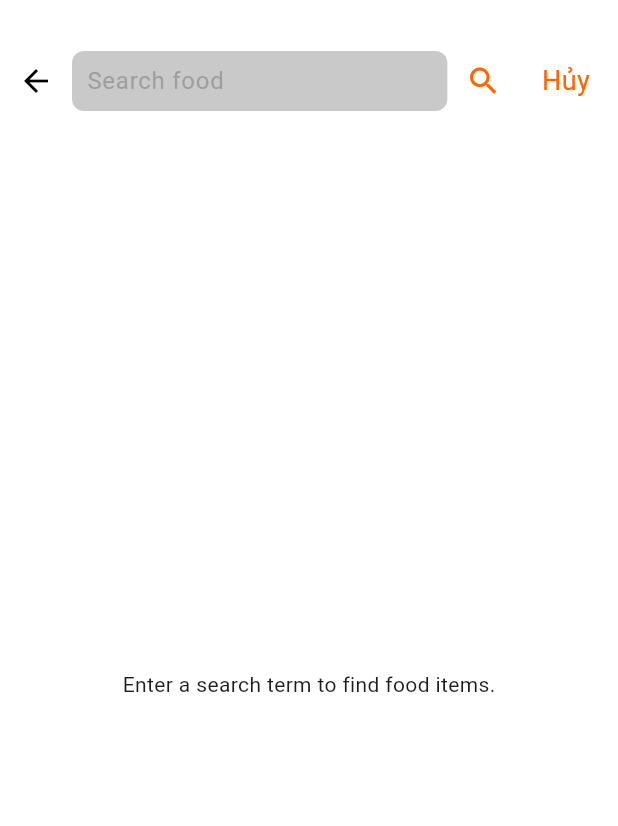
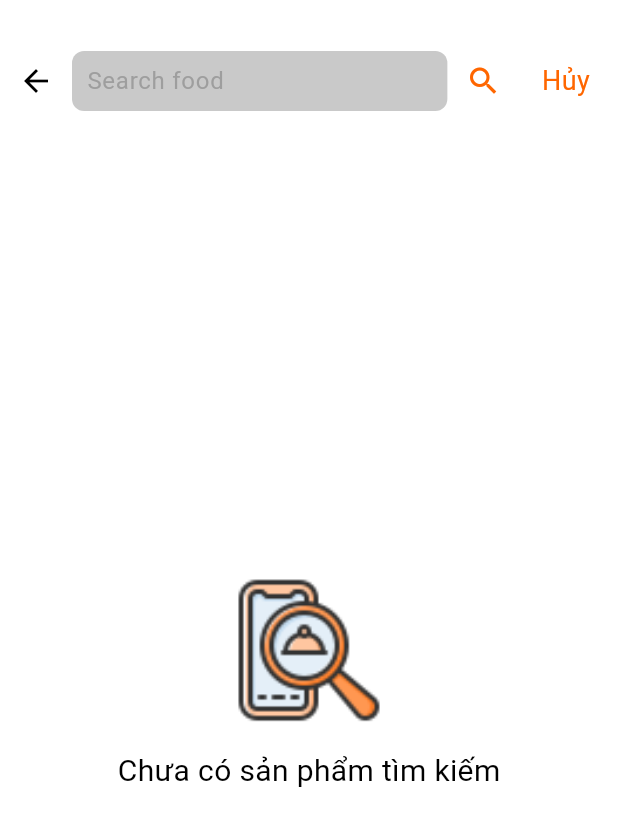
Before and after one commit to Project-1-App-order/FE-APP, a Flutter app: the SearchScreen screen opened directly, on a phone screen of 412 x 824 dp. Shown: the top 826 px of the screen. Run offline on Flutter 3.47's test engine with Material 3 defaults, Android fonts, the phone set to English and light mode, and no system bars; our stand-ins replace bloc, connectivity_plus, equatable, flutter_bloc, flutter_otp_text_field, fluttertoast and 2 more; accounts and stored records are empty; network calls fail.

Commit message:
Update Internet And Search

```diff
--- a/lib/screen/Search/SearchScreens.dart
+++ b/lib/screen/Search/SearchScreens.dart
@@ -40,7 +40,8 @@ class _SearchScreenState extends State<SearchScreen> {
     setState(() {
       _isSearching = true;
       if (_selectedStartPrice != null && _selectedEndPrice != null) {
-        print('Searching with filter: ${_searchController.text} - $_selectedStartPrice - $_selectedEndPrice');
+        print(
+            'Searching with filter: ${_searchController.text} - $_selectedStartPrice - $_selectedEndPrice');
         // When price filter is applied
         _searchResults = _foodRepository.getFoodByNameAndFilter(
           _searchController.text,
@@ -56,6 +57,7 @@ class _SearchScreenState extends State<SearchScreen> {
   }
 
   void _openFilterMenu() {
+    FocusScope.of(context).unfocus();
     _scaffoldKey.currentState?.openEndDrawer();
   }
 
@@ -65,7 +67,8 @@ class _SearchScreenState extends State<SearchScreen> {
       _selectedEndPrice = endPrice;
     });
 
-    String searchText = _searchController.text; // Lưu giá trị trước khi tìm kiếm
+    String searchText =
+        _searchController.text; // Lưu giá trị trước khi tìm kiếm
 
     _performSearch();
 
@@ -84,12 +87,13 @@ class _SearchScreenState extends State<SearchScreen> {
         crossAxisAlignment: CrossAxisAlignment.start,
         children: [
           Padding(
-            padding: const EdgeInsets.only(left: 0, right: 15, top: 30, bottom: 10),
+            padding:
+                const EdgeInsets.only(left: 0, right: 15, top: 30, bottom: 10),
             child: Row(
               children: [
                 IconButton(
                   icon: Icon(Icons.arrow_back, color: Colors.black),
-                  onPressed: (){
+                  onPressed: () {
                     Navigator.pop(context);
                   },
                 ),
@@ -116,7 +120,10 @@ class _SearchScreenState extends State<SearchScreen> {
                       if (_isFiltering) {
                         _openFilterMenu();
                       } else {
-                        Navigator.push(context, MaterialPageRoute(builder: (context) => MainScreen()));
+                        Navigator.push(
+                            context,
+                            MaterialPageRoute(
+                                builder: (context) => MainScreen()));
                       }
                     },
                     child: MyText(
@@ -153,7 +160,26 @@ class _SearchScreenState extends State<SearchScreen> {
                       }
                     },
                   )
-                : Center(child: Text('Enter a search term to find food items.')),
+                : Center(
+                    child: Column(
+                      mainAxisAlignment: MainAxisAlignment.center, // Căn giữa
+                      children: [
+                        // Hình ảnh
+                        Container(
+                          width: 100,
+                          height: 100,
+                          child: Image.asset(
+                            "assets/images/searching.png", // Đường dẫn đến hình ảnh
+                            fit: BoxFit.cover, // Đảm bảo hình ảnh được hiển thị đầy đủ trong container
+                          ),
+                        ),
+                        SizedBox(height: 16), // Khoảng cách giữa hình ảnh và text
+                        // Text
+                        MyText(text: "Chưa có sản phẩm tìm kiếm", size: 20, color: Colors.black, weight: FontWeight.w500),
+
+                      ],
+                    ),
+                  ),
           ),
         ],
       ),
--- a/lib/screen/UserSetting/ChangePasswordScreen.dart
+++ b/lib/screen/UserSetting/ChangePasswordScreen.dart
@@ -47,7 +47,7 @@ class _ChangePasswordScreenState extends State<ChangePasswordScreen> {
       );
     } catch (e) {
       ScaffoldMessenger.of(context).showSnackBar(
-        SnackBar(content: Text('Failed to change password: ${e.toString()}')),
+        SnackBar(content: Text('${e.toString()}')),
       );
     }
   }
@@ -76,6 +76,7 @@ class _ChangePasswordScreenState extends State<ChangePasswordScreen> {
               background: Color(0xffc9c9c9),
               height: 45,
             ),
+            SizedBox(height: 10),
             CustomTextField(
               hintText: "Mật Khẩu Mới",
               controller: _newPasswordController,
--- a/pubspec.yaml
+++ b/pubspec.yaml
@@ -45,7 +45,6 @@ dependencies:
   fluttertoast:
   hero_animation:
   connectivity_plus:
-  battery_plus: ^6.2.0
 
 
 dev_dependencies:
@@ -80,6 +79,8 @@ flutter:
   # To add assets to your application, add an assets section, like this:
   assets:
       - assets/images/image_food.jpg
+      - assets/images/cutlery.png
+      - assets/images/searching.png
 
   # An image asset can refer to one or more resolution-specific "variants", see
   # https://flutter.dev/assets-and-images/#resolution-aware
```
Also changed, not shown: lib/network/NetworkAwareWidget.dart (+11 -10 lines), lib/screen/UserSetting/UserInformationScreen.dart (+5 -33 lines), lib/services/AuthService.dart (+33 -5 lines), assets/images/searching.png (added), 1 other file. Lines whose indentation alone changed are shown as unchanged.
